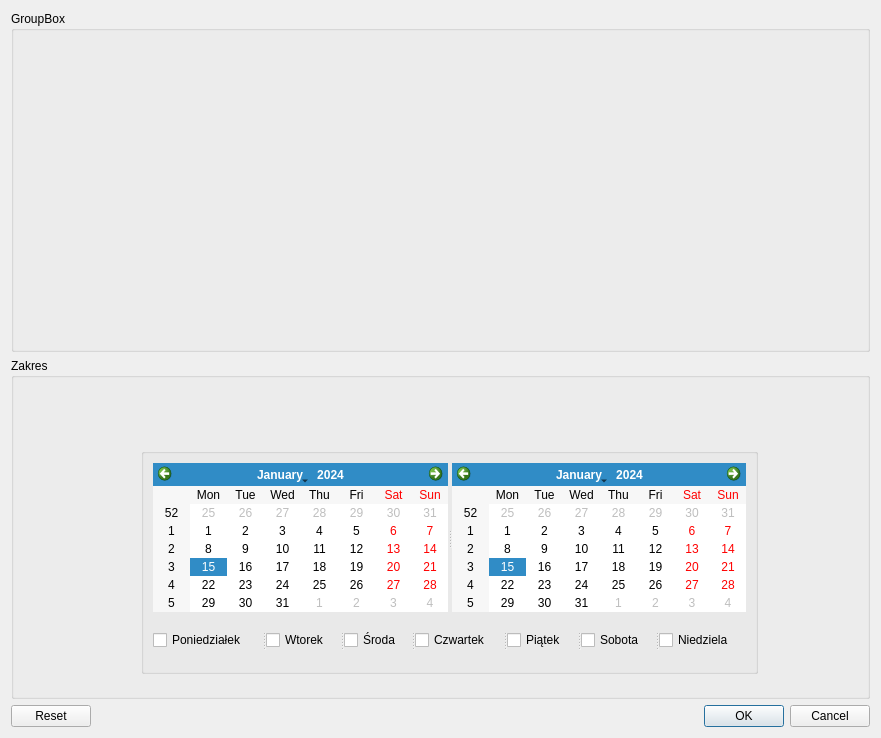
Above: Main/main.ui from Shhatter/PlanOstatniejSzansy before the change. Below: the same form after it.
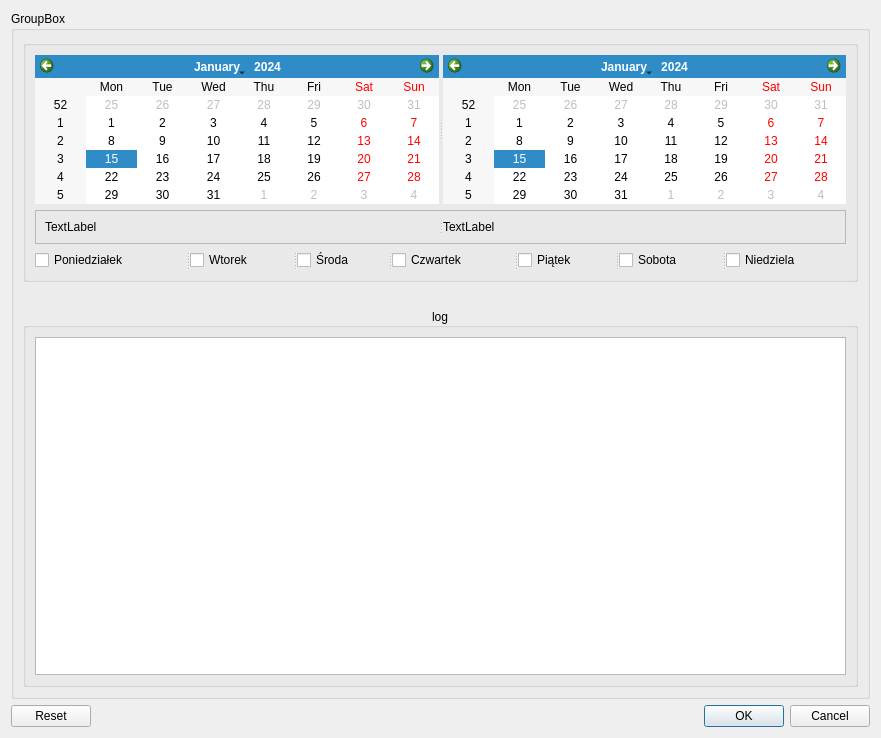
That is the form after the change.

Patch:
```diff
--- a/Main/main.ui
+++ b/Main/main.ui
@@ -26,22 +26,9 @@
      <property name="title">
       <string>GroupBox</string>
      </property>
-    </widget>
-   </item>
-   <item row="1" column="1">
-    <widget class="QGroupBox" name="groupBox_2">
-     <property name="title">
-      <string>Zakres</string>
-     </property>
+     <layout class="QVBoxLayout" name="verticalLayout_2">
+      <item>
      <widget class="QGroupBox" name="groupBox_3">
-      <property name="geometry">
-       <rect>
-        <x>130</x>
-        <y>90</y>
-        <width>617</width>
-        <height>226</height>
-       </rect>
-      </property>
       <property name="title">
        <string/>
       </property>
@@ -51,8 +38,40 @@
          <property name="orientation">
           <enum>Qt::Horizontal</enum>
          </property>
-         <widget class="QCalendarWidget" name="calendarWidget"/>
-         <widget class="QCalendarWidget" name="calendarWidget_2"/>
+           <widget class="QCalendarWidget" name="dateFrom"/>
+           <widget class="QCalendarWidget" name="dateTo"/>
+          </widget>
+         </item>
+         <item>
+          <widget class="QFrame" name="frame">
+           <property name="layoutDirection">
+            <enum>Qt::LeftToRight</enum>
+           </property>
+           <property name="frameShape">
+            <enum>QFrame::StyledPanel</enum>
+           </property>
+           <property name="frameShadow">
+            <enum>QFrame::Raised</enum>
+           </property>
+           <layout class="QGridLayout" name="gridLayout">
+            <item row="0" column="0">
+             <widget class="QSplitter" name="splitter_3">
+              <property name="orientation">
+               <enum>Qt::Horizontal</enum>
+              </property>
+              <widget class="QLabel" name="dateFromLabel">
+               <property name="text">
+                <string>TextLabel</string>
+               </property>
+              </widget>
+              <widget class="QLabel" name="dateToLabel">
+               <property name="text">
+                <string>TextLabel</string>
+               </property>
+              </widget>
+             </widget>
+            </item>
+           </layout>
         </widget>
        </item>
        <item>
@@ -99,10 +118,44 @@
        </item>
       </layout>
      </widget>
-    </widget>
-   </item>
-   <item row="0" column="0">
-    <layout class="QGridLayout" name="gridLayout_2"/>
+      </item>
+      <item>
+       <spacer name="verticalSpacer">
+        <property name="orientation">
+         <enum>Qt::Vertical</enum>
+        </property>
+        <property name="sizeType">
+         <enum>QSizePolicy::Minimum</enum>
+        </property>
+        <property name="sizeHint" stdset="0">
+         <size>
+          <width>20</width>
+          <height>20</height>
+         </size>
+        </property>
+       </spacer>
+      </item>
+      <item>
+       <widget class="QGroupBox" name="groupBox_2">
+        <property name="title">
+         <string>log</string>
+        </property>
+        <property name="alignment">
+         <set>Qt::AlignCenter</set>
+        </property>
+        <layout class="QHBoxLayout" name="horizontalLayout">
+         <item>
+          <widget class="QPlainTextEdit" name="plainTextEdit">
+           <property name="sizeAdjustPolicy">
+            <enum>QAbstractScrollArea::AdjustIgnored</enum>
+           </property>
+          </widget>
+         </item>
+        </layout>
+       </widget>
+      </item>
+     </layout>
+    </widget>
    </item>
   </layout>
  </widget>
```
Left out of the diff: 5 changed lines with no effect on the pictures. Lines whose indentation alone changed are shown as unchanged.
